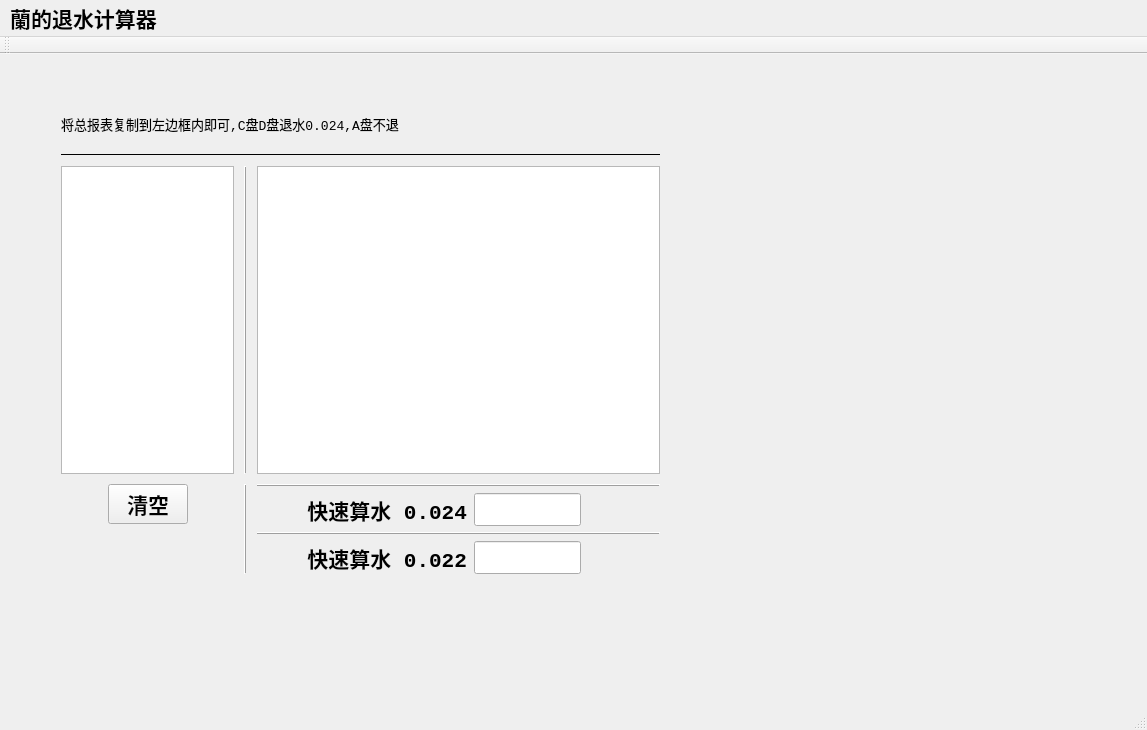
Before: the Qt Designer form mainwindow.ui in chowhsienwuu/laopo_lanlan_pk10, drawn with Qt 5.
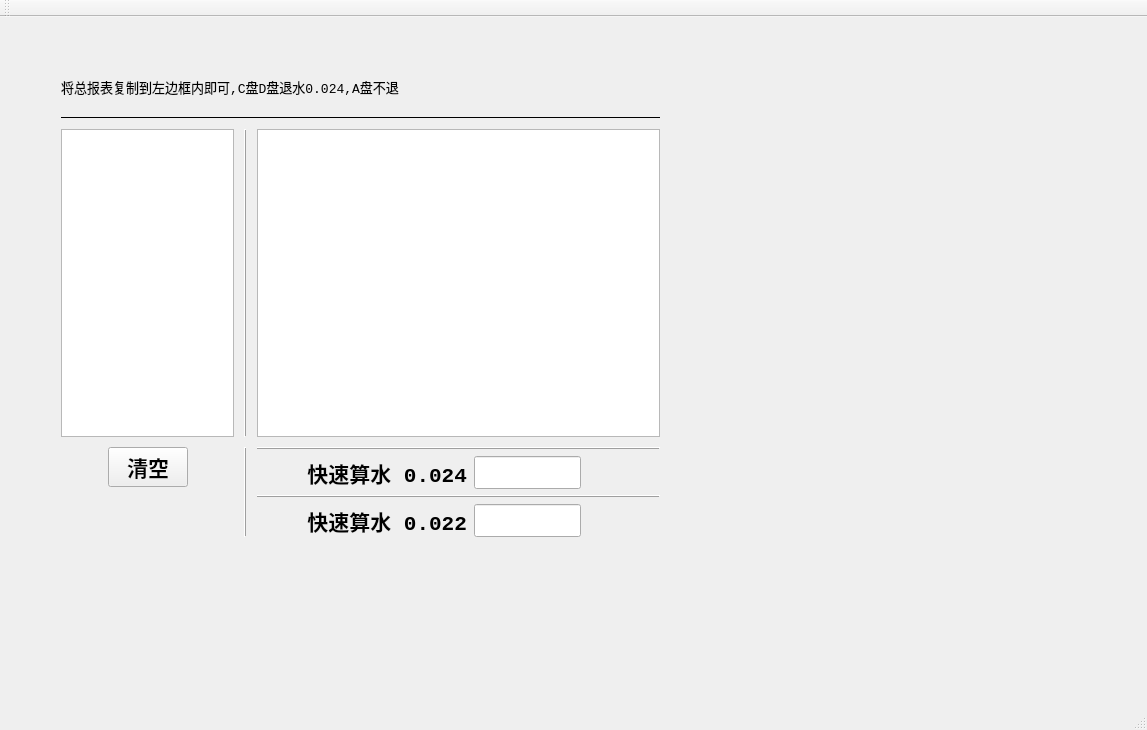
After: the same form once the commit is applied.

Commit message: 添加几个平台的报表数据.

Patch:
```diff
--- a/mainwindow.ui
+++ b/mainwindow.ui
@@ -375,22 +375,6 @@
     </layout>
    </widget>
   </widget>
-  <widget class="QMenuBar" name="menuBar">
-   <property name="geometry">
-    <rect>
-     <x>0</x>
-     <y>0</y>
-     <width>1147</width>
-     <height>30</height>
-    </rect>
-   </property>
-   <widget class="QMenu" name="menu">
-    <property name="title">
-     <string>蘭的退水计算器</string>
-    </property>
-   </widget>
-   <addaction name="menu"/>
-  </widget>
   <widget class="QToolBar" name="mainToolBar">
    <attribute name="toolBarArea">
     <enum>TopToolBarArea</enum>
```
The commit also changes 1 other file.
